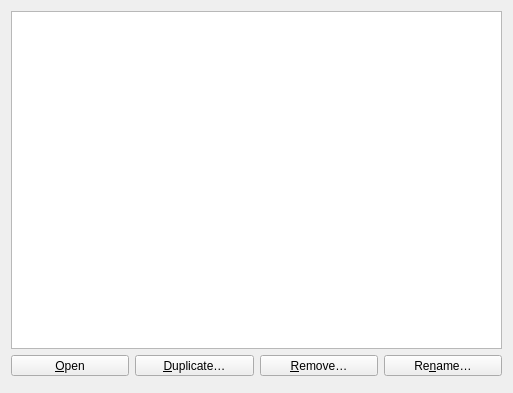
qgis/QGIS, file src/ui/3d/qgs3dviewsmanager.ui: the form before one commit.
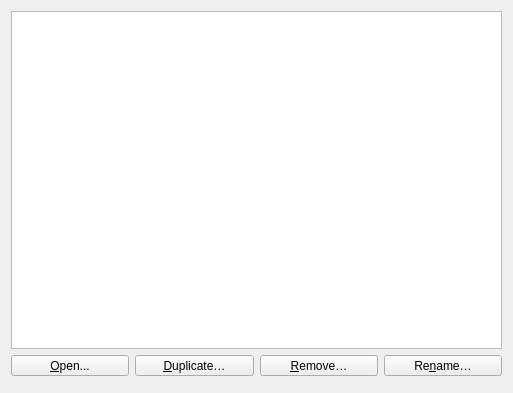
The form after the commit.

What changed in the file:
```diff
--- a/src/ui/3d/qgs3dviewsmanager.ui
+++ b/src/ui/3d/qgs3dviewsmanager.ui
@@ -46,7 +46,7 @@
       </sizepolicy>
      </property>
      <property name="text">
-      <string>&amp;Open</string>
+      <string>&amp;Open...</string>
      </property>
     </widget>
    </item>
```
Left out of the diff: 2 changed lines with no effect on the pictures.
